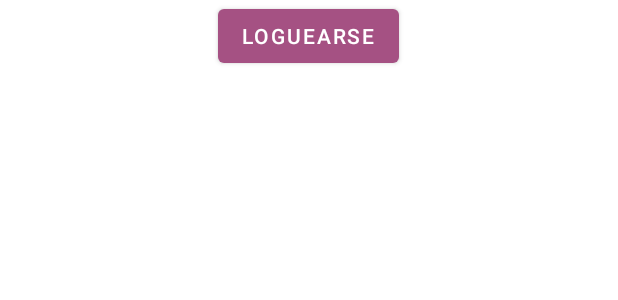
After one commit to JoseMario28/TFG2, an Android app: the layout activity_home.xml on its own in the app's theme, with its tools: preview values and no code run, on a phone screen of 412 x 824 dp. The commit adds this screen. Shown: the top 300 px of the screen. Run offline under Robolectric (Android 15) with nearby library versions, the phone set to English and light mode, and no system bars.

Commit message:
Deslogueo y creacion del homeactivity

```diff
--- /dev/null
+++ b/app/src/main/res/layout/activity_home.xml
@@ -0,0 +1,20 @@
+<?xml version="1.0" encoding="utf-8"?>
+<androidx.constraintlayout.widget.ConstraintLayout xmlns:android="http://schemas.android.com/apk/res/android"
+    xmlns:app="http://schemas.android.com/apk/res-auto"
+    xmlns:tools="http://schemas.android.com/tools"
+    android:layout_width="match_parent"
+    android:layout_height="match_parent"
+    tools:context=".HomeActivity" android:background="@color/white">
+
+    <Button
+        android:id="@+id/btn_cerrar"
+        android:layout_width="wrap_content"
+        android:layout_height="wrap_content"
+        android:text="loguearse"
+
+        app:layout_constraintEnd_toEndOf="parent"
+        app:layout_constraintHorizontal_bias="0.498"
+        app:layout_constraintStart_toStartOf="parent"
+        app:layout_constraintTop_toTopOf="parent"></Button>
+
+</androidx.constraintlayout.widget.ConstraintLayout>
--- a/app/src/main/res/layout/fragment_login.xml
+++ b/app/src/main/res/layout/fragment_login.xml
@@ -20,6 +20,7 @@
         android:drawablePadding="10dp"
         android:hint="Email"
         android:padding="13dp"
+        android:textColor="@color/black"
         android:elevation="3dp"
         android:layout_marginLeft="50dp"
         android:layout_marginRight="50dp"
@@ -35,11 +36,13 @@
         android:drawableLeft="@drawable/user_login"
         android:drawablePadding="10dp"
         android:padding="13dp"
+        android:textColor="@color/black"
         android:elevation="3dp"
         android:layout_marginLeft="50dp"
         android:layout_marginRight="50dp"
         android:hint="Password"
         android:textColorHint="@color/light_black"
+        android:inputType="textPassword"
         ></EditText>
 
     <Button
```
Also changed, not shown: app/src/main/AndroidManifest.xml (+8 -5 lines), app/src/main/java/com/example/tfg2/HomeActivity.java (added, +39 -0 lines), app/src/main/java/com/example/tfg2/MainActivity.java (+16 -2 lines), app/src/main/java/com/example/tfg2/Models/User.java (added, +12 -0 lines), app/src/main/java/com/example/tfg2/fragments/LoginFragment.java (+64 -40 lines), app/src/main/java/com/example/tfg2/fragments/RegisterFragment.java (+11 -3 lines).
